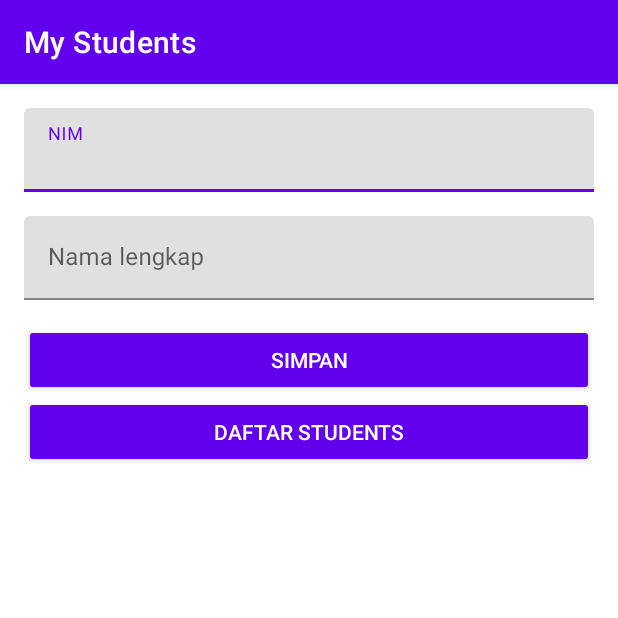
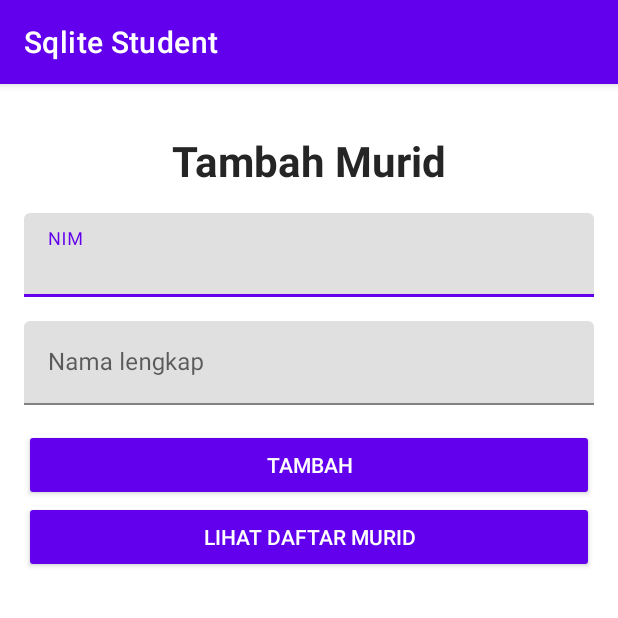
Before and after one commit to antoniuswisnu/Sqlite-Database-Student, an Android app: the screen it shows after launch (MainActivity), on a phone screen of 412 x 824 dp, the top half of it. Run offline under Robolectric (Android 15) with nearby library versions, the phone set to English and light mode, and no system bars.

Commit message:
Initial Commit

```diff
--- a/app/build.gradle
+++ b/app/build.gradle
@@ -7,7 +7,7 @@ android {
     buildToolsVersion "30.0.2"
 
     defaultConfig {
-        applicationId "net.ariflaksito.mystudents"
+        applicationId "com.example.sqlitedatabase"
         minSdkVersion 21
         targetSdkVersion 30
         versionCode 1
--- a/app/src/main/java/net/ariflaksito/mystudents/MainActivity.java
+++ b/app/src/main/java/com/example/sqlitedatabase/MainActivity.java
@@ -1,4 +1,4 @@
-package net.ariflaksito.mystudents;
+package com.example.sqlitedatabase;
 
 import androidx.appcompat.app.AppCompatActivity;
 
@@ -9,13 +9,13 @@ import android.widget.Button;
 import android.widget.EditText;
 import android.widget.Toast;
 
-import net.ariflaksito.mystudents.db.DbHelper;
+import com.example.sqlitedatabase.db.DbHelper;
 
 public class MainActivity extends AppCompatActivity {
 
     DbHelper dbHelper;
     private EditText etName, etNim;
-    private Button btnSave, btnList;
+    private Button btnSubmit, btnList;
 
     @Override
     protected void onCreate(Bundle savedInstanceState) {
@@ -26,16 +26,14 @@ public class MainActivity extends AppCompatActivity {
 
         etName = findViewById(R.id.edt_name);
         etNim = findViewById(R.id.edt_nim);
-        btnSave = findViewById(R.id.btn_submit);
+        btnSubmit = findViewById(R.id.btn_submit);
         btnList = findViewById(R.id.btn_list);
 
-        btnSave.setOnClickListener(new View.OnClickListener() {
+        btnSubmit.setOnClickListener(new View.OnClickListener() {
             @Override
             public void onClick(View v) {
-                if (etNim.getText().toString().isEmpty()) {
-                    Toast.makeText(MainActivity.this, "Error: Nim harus diisi!", Toast.LENGTH_SHORT).show();
-                } else if (etName.getText().toString().isEmpty()) {
-                    Toast.makeText(MainActivity.this, "Error: Nama harus diisi!", Toast.LENGTH_SHORT).show();
+                if (etNim.getText().toString().isEmpty() || etName.getText().toString().isEmpty()) {
+                    Toast.makeText(MainActivity.this, "Error: Nim dan Nama harus diisi!", Toast.LENGTH_SHORT).show();
                 } else {
                     dbHelper.addUserDetail(etNim.getText().toString(), etName.getText().toString());
                     etName.setText("");
--- a/app/src/main/java/net/ariflaksito/mystudents/db/DbHelper.java
+++ b/app/src/main/java/com/example/sqlitedatabase/db/DbHelper.java
@@ -1,4 +1,4 @@
-package net.ariflaksito.mystudents.db;
+package com.example.sqlitedatabase.db;
 
 import android.content.ContentValues;
 import android.content.Context;
@@ -6,13 +6,13 @@ import android.database.Cursor;
 import android.database.sqlite.SQLiteDatabase;
 import android.database.sqlite.SQLiteOpenHelper;
 
-import net.ariflaksito.mystudents.model.Student;
+import com.example.sqlitedatabase.model.Student;
 
 import java.util.ArrayList;
 
 public class DbHelper extends SQLiteOpenHelper {
 
-    public static String DATABASE_NAME = "dbsiakad";
+    public static String DATABASE_NAME = "sqlitedatabase";
     private static final int DATABASE_VERSION = 1;
     private static final String TABLE_STD = "students";
     private static final String KEY_ID = "id";
@@ -44,9 +44,7 @@ public class DbHelper extends SQLiteOpenHelper {
         ContentValues values = new ContentValues();
         values.put(KEY_NAME, name);
         values.put(KEY_NIM, nim);
-        long insert = db.insert(TABLE_STD, null, values);
-
-        return insert;
+        return db.insert(TABLE_STD, null, values);
     }
 
     public ArrayList<Student> getAllUsers() {
@@ -62,7 +60,6 @@ public class DbHelper extends SQLiteOpenHelper {
                 std.setId(c.getInt(c.getColumnIndex(KEY_ID)));
                 std.setName(c.getString(c.getColumnIndex(KEY_NAME)));
                 std.setNim(c.getString(c.getColumnIndex(KEY_NIM)));
-                // adding to Students list
                 userModelArrayList.add(std);
             } while (c.moveToNext());
         }
--- a/app/src/main/java/net/ariflaksito/mystudents/model/Student.java
+++ b/app/src/main/java/com/example/sqlitedatabase/model/Student.java
@@ -1,4 +1,4 @@
-package net.ariflaksito.mystudents.model;
+package com.example.sqlitedatabase.model;
 
 import java.io.Serializable;
 
--- /dev/null
+++ b/app/src/main/res/drawable/ic_add.xml
@@ -0,0 +1,5 @@
+<vector android:height="24dp" android:tint="#FAFAFA"
+    android:viewportHeight="24" android:viewportWidth="24"
+    android:width="24dp" xmlns:android="http://schemas.android.com/apk/res/android">
+    <path android:fillColor="@android:color/white" android:pathData="M12,2C6.48,2 2,6.48 2,12s4.48,10 10,10 10,-4.48 10,-10S17.52,2 12,2zM17,13h-4v4h-2v-4L7,13v-2h4L11,7h2v4h4v2z"/>
+</vector>
--- /dev/null
+++ b/app/src/main/res/drawable/ic_add2.xml
@@ -0,0 +1,5 @@
+<vector android:height="24dp" android:tint="#FFFFFF"
+    android:viewportHeight="24" android:viewportWidth="24"
+    android:width="24dp" xmlns:android="http://schemas.android.com/apk/res/android">
+    <path android:fillColor="@android:color/white" android:pathData="M12,2C6.48,2 2,6.48 2,12s4.48,10 10,10 10,-4.48 10,-10S17.52,2 12,2zM17,13h-4v4h-2v-4L7,13v-2h4L11,7h2v4h4v2z"/>
+</vector>
--- a/app/src/main/res/layout/activity_main.xml
+++ b/app/src/main/res/layout/activity_main.xml
@@ -7,9 +7,22 @@
     android:padding="16dp"
     tools:context=".MainActivity">
 
+    <TextView
+        android:id="@+id/textView"
+        android:layout_width="wrap_content"
+        android:layout_height="wrap_content"
+        android:layout_marginTop="16dp"
+        android:text="Tambah Murid"
+        android:textColor="#252525"
+        android:textSize="28sp"
+        android:textStyle="bold"
+        android:layout_gravity="center"
+        />
+
     <com.google.android.material.textfield.TextInputLayout
         android:layout_width="match_parent"
         android:layout_height="wrap_content"
+        android:layout_marginTop="16dp"
         android:layout_marginBottom="16dp">
         <EditText
             android:id="@+id/edt_nim"
@@ -19,6 +32,7 @@
             android:inputType="textCapSentences"
             android:maxLines="1" />
     </com.google.android.material.textfield.TextInputLayout>
+
     <com.google.android.material.textfield.TextInputLayout
         android:layout_width="match_parent"
         android:layout_height="wrap_content"
@@ -31,18 +45,19 @@
             android:inputType="textCapSentences"
             android:maxLines="1" />
     </com.google.android.material.textfield.TextInputLayout>
+
     <Button
         android:id="@+id/btn_submit"
         style="@style/Base.Widget.AppCompat.Button.Colored"
         android:layout_width="match_parent"
         android:layout_height="wrap_content"
-        android:text="Simpan" />
+        android:text="TAMBAH" />
 
     <Button
         android:id="@+id/btn_list"
         style="@style/Base.Widget.AppCompat.Button.Colored"
         android:layout_width="match_parent"
         android:layout_height="wrap_content"
-        android:text="Daftar Students" />
+        android:text="Lihat Daftar Murid" />
 
 </LinearLayout>
```
Also changed, not shown: app/src/main/AndroidManifest.xml (+5 -5 lines), app/src/main/java/com/example/sqlitedatabase/ListStudentsActivity.java (renamed from app/src/main/java/net/ariflaksito/mystudents/ListStudentsActivity.java, +17 -6 lines), app/src/main/java/com/example/sqlitedatabase/UpdateActivity.java (renamed from app/src/main/java/net/ariflaksito/mystudents/UpdateActivity.java, +6 -6 lines), app/src/main/java/com/example/sqlitedatabase/adapter/StudentAdapter.java (renamed from app/src/main/java/net/ariflaksito/mystudents/adapter/StudentAdapter.java, +8 -7 lines), app/src/main/res/layout/activity_list_students.xml (+27 -1 lines), app/src/main/res/layout/activity_update.xml (+13 -0 lines), app/src/main/res/layout/item_student.xml (+7 -3 lines), 4 other files.
